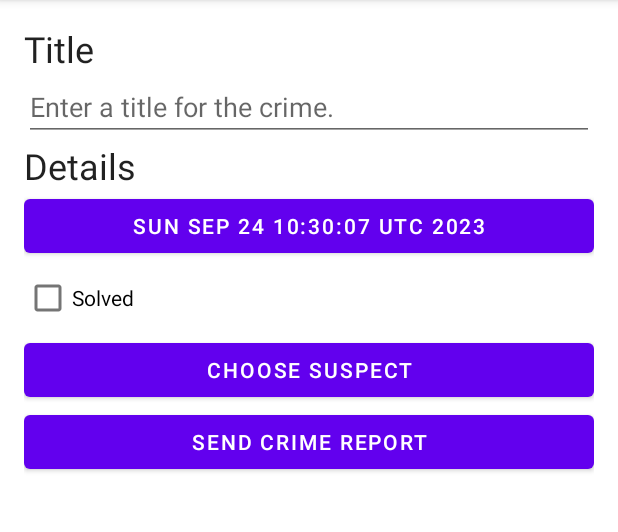
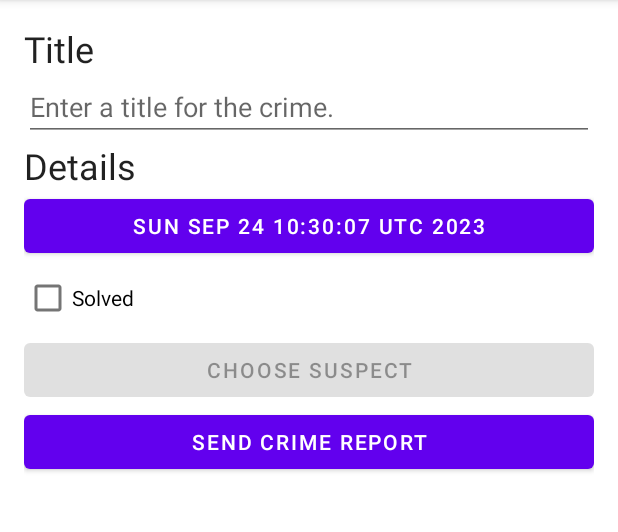
Before and after one commit to amora7741/CS4750-CriminalIntent, an Android app: the screen it shows after launch (MainActivity), after a tap on "New Crime", on a phone screen of 412 x 824 dp, the part 84-616 px from its top. Run offline under Robolectric (Android 15) with nearby library versions, the phone set to English and light mode, and no system bars; our stand-ins replace Room's generated code.

```diff
--- a/app/src/main/AndroidManifest.xml
+++ b/app/src/main/AndroidManifest.xml
@@ -20,5 +20,11 @@
             </intent-filter>
         </activity>
     </application>
+    <queries>
+        <intent>
+            <action android:name="android.intent.action.PICK" />
+            <data android:mimeType="vnd.android.cursor.dir/contact" />
+        </intent>
+    </queries>
 
 </manifest>
--- a/app/src/main/java/com/bignerdranch/android/criminalintent/CrimeDetailFragment.kt
+++ b/app/src/main/java/com/bignerdranch/android/criminalintent/CrimeDetailFragment.kt
@@ -1,6 +1,8 @@
 package com.bignerdranch.android.criminalintent
 
 import android.content.Intent
+import android.content.pm.PackageManager
+import android.content.pm.ResolveInfo
 import android.net.Uri
 import android.os.Bundle
 import android.provider.ContactsContract
@@ -75,6 +77,12 @@ class CrimeDetailFragment: Fragment() {
             crimeSuspect.setOnClickListener{
                 selectSuspect.launch(null)
             }
+
+            val selectSuspectIntent = selectSuspect.contract.createIntent(
+                requireContext(),
+                null
+            )
+            crimeSuspect.isEnabled = canResolveIntent(selectSuspectIntent)
         }
 
         viewLifecycleOwner.lifecycleScope.launch {
@@ -168,4 +176,14 @@ class CrimeDetailFragment: Fragment() {
             }
         }
     }
+
+    private fun canResolveIntent(intent: Intent): Boolean {
+        val packageManager: PackageManager = requireActivity().packageManager
+        val resolvedActivity: ResolveInfo? =
+            packageManager.resolveActivity(
+                intent,
+                PackageManager.MATCH_DEFAULT_ONLY
+            )
+        return resolvedActivity != null
+    }
 }
```
